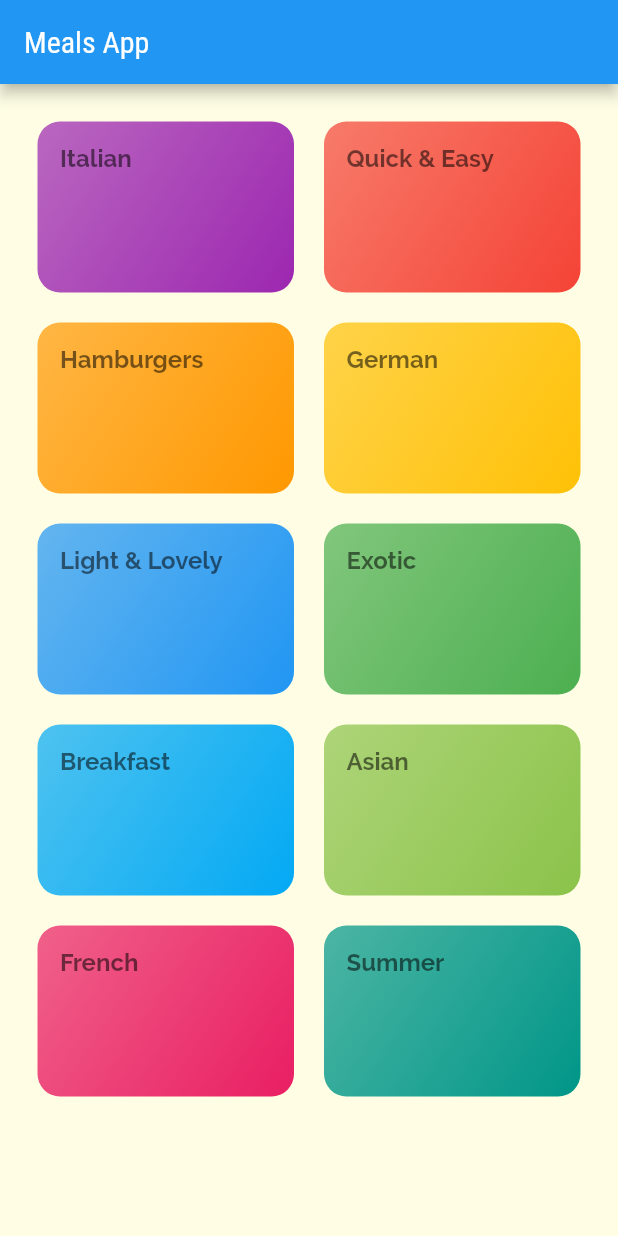
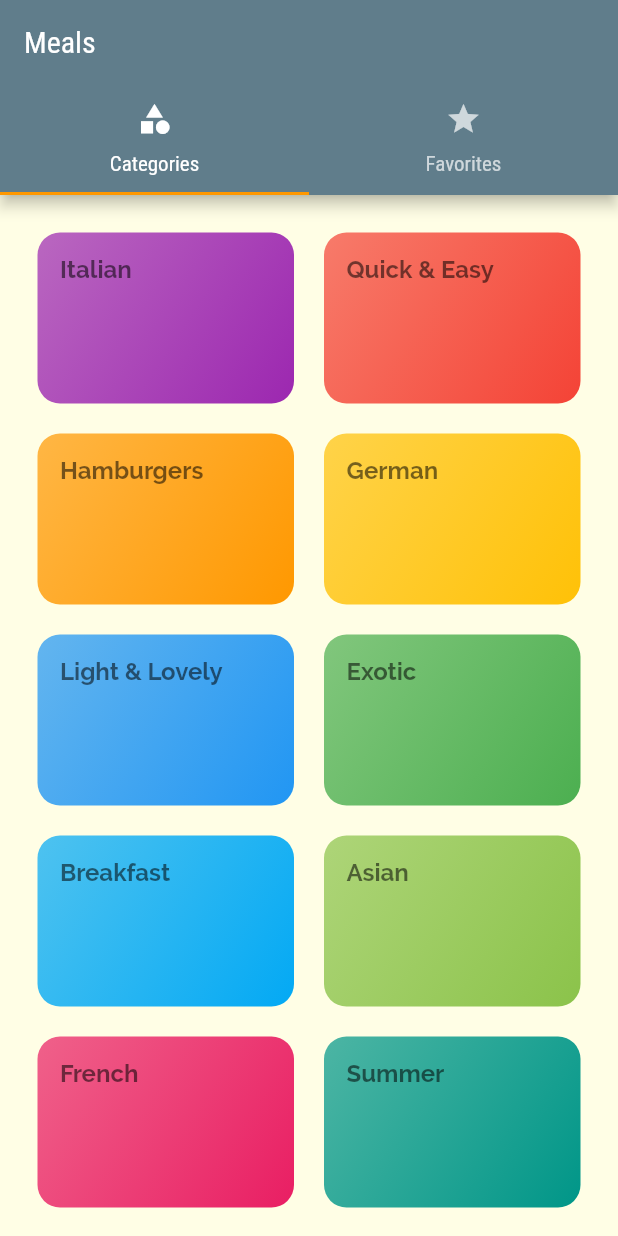
Before and after one commit to Spiritfaer/meals_app, a Flutter app: the screen it shows after launch, on a phone screen of 412 x 824 dp. Run offline on Flutter 3.47's test engine with Material 2 defaults, Android fonts, the phone set to English and light mode, and no system bars.

Commit message:
add tabs logic and updates screens for that

```diff
--- a/lib/main.dart
+++ b/lib/main.dart
@@ -1,5 +1,7 @@
 import 'package:flutter/material.dart';
+import 'package:meals_app/screens/tabs_screen.dart';
 
+import './screens/favorites_screen.dart';
 import 'screens/category_meals_screen.dart';
 import 'screens/categories_screen.dart';
 import 'screens/meal_detail_screen.dart';
@@ -14,7 +16,7 @@ class MyApp extends StatelessWidget {
     return MaterialApp(
       title: 'Meals App',
       theme: ThemeData(
-        primarySwatch: Colors.blue,
+        primarySwatch: Colors.blueGrey,
         accentColor: Colors.orange,
         canvasColor: Color.fromRGBO(255, 254, 229, 1),
         fontFamily: 'RobotoCondensed',
@@ -30,7 +32,8 @@ class MyApp extends StatelessWidget {
       ),
       initialRoute: '/',
       routes: {
-        '/': (ctx) => CategoriesScreen(),
+        '/': (ctx) => TabsScreen(),
+        // '/': (ctx) => CategoriesScreen(),
         CategoryMealsScreen.routeName: (ctx) => CategoryMealsScreen(),
         MealDetailScreen.routeName: (ctx) => MealDetailScreen(),
       },
--- a/lib/screens/categories_screen.dart
+++ b/lib/screens/categories_screen.dart
@@ -8,11 +8,7 @@ class CategoriesScreen extends StatelessWidget {
 
   @override
   Widget build(BuildContext context) {
-    return Scaffold(
-      appBar: AppBar(
-        title: const Text("Meals App"),
-      ),
-      body: GridView(
+    return GridView(
       padding: const EdgeInsets.all(25),
       children: DUMMY_CATEGORIES
           .map((catData) => CategoriesItem(
@@ -25,7 +21,6 @@ class CategoriesScreen extends StatelessWidget {
         crossAxisSpacing: 20,
         mainAxisSpacing: 20,
       ),
-      ),
     );
   }
 }
--- /dev/null
+++ b/lib/screens/tabs_screen.dart
@@ -0,0 +1,42 @@
+import 'package:flutter/material.dart';
+
+import './categories_screen.dart';
+import './favorites_screen.dart';
+
+class TabsScreen extends StatefulWidget {
+  TabsScreen({Key key}) : super(key: key);
+
+  @override
+  _TabsScreenState createState() => _TabsScreenState();
+}
+
+class _TabsScreenState extends State<TabsScreen> {
+  @override
+  Widget build(BuildContext context) {
+    return DefaultTabController(
+      length: 2,
+      initialIndex: 0,
+      child: Scaffold(
+        appBar: AppBar(
+          title: Text('Meals'),
+          bottom: TabBar(
+            tabs: [
+              Tab(
+                icon: Icon(Icons.category),
+                text: 'Categories',
+              ),
+              Tab(
+                icon: Icon(Icons.star),
+                text: 'Favorites',
+              ),
+            ],
+          ),
+        ),
+        body: TabBarView(children: [
+          CategoriesScreen(),
+          FavoritesScreen(),
+        ]),
+      ),
+    );
+  }
+}
```
Also changed, not shown: lib/screens/favorites_screen.dart (added, +12 -0 lines), lib/screens/meal_detail_screen.dart (+77 -3 lines). Lines whose indentation alone changed are shown as unchanged.
